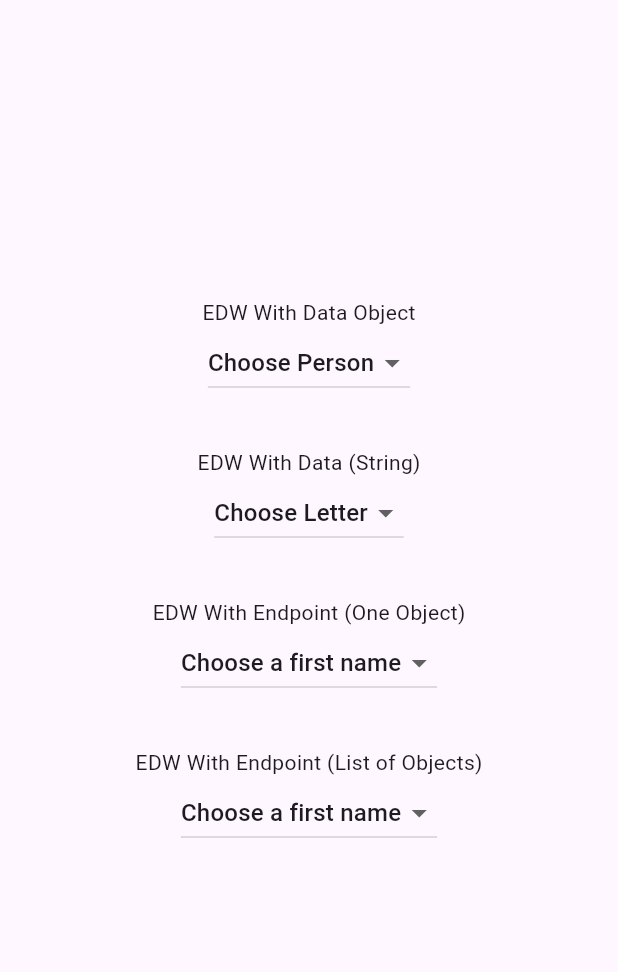
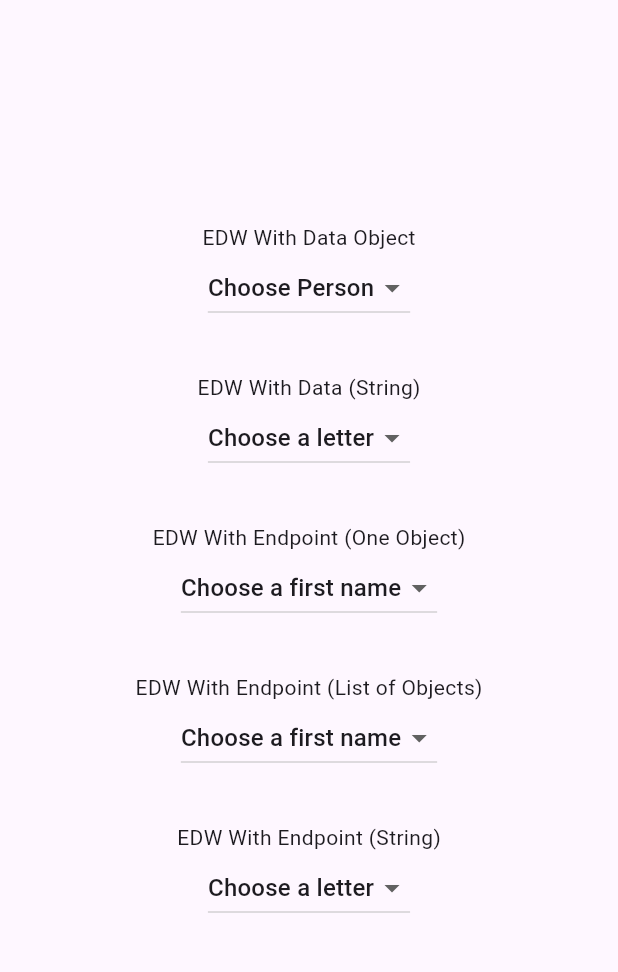
Before and after one commit to TomerPacific/enhanced_drop_down, a Flutter app: the screen it shows after launch, on a phone screen of 412 x 824 dp, the part 63-1035 px from its top. Run offline on Flutter 3.47's test engine with Material 3 defaults, Android fonts, the phone set to English and light mode, and no system bars; network calls fail.

Commit message:
EDW adding widget example with endpoint that returns an array of string elements

```diff
--- a/example/enhanced_drop_down_example/lib/constants.dart
+++ b/example/enhanced_drop_down_example/lib/constants.dart
@@ -4,11 +4,13 @@ const EDW_WITH_DATA_STRING_LABEL = "EDW With Data (String)";
 const EDW_WITH_ENDPOINT_OBJECT_LABEL = "EDW With Endpoint (One Object)";
 const EDW_WITH_ENDPOINT_OBJECT_LIST_LABEL =
     "EDW With Endpoint (List of Objects)";
+const EDW_WTH_ENDPOINT_DATA_STRING_LABEL = "EDW With Endpoint (String)";
 const FIRST_NAME_FIELD_KEY = "firstName";
 
 //Network
 const String ENDPOINT = "raw.githubusercontent.com";
 const String PATH =
-    "/TomerPacific/enhanced_drop_down/refs/heads/feature/refactor/example/enhanced_drop_down_example/";
+    "/TomerPacific/enhanced_drop_down/refs/heads/master/example/enhanced_drop_down_example/";
 const String PERSON_PATH = PATH + "person.json";
 const String PERSON_LIST_PATH = PATH + "personList.json";
+const String DATA_LIST_PATH = PATH + "dataList.json";
--- a/example/enhanced_drop_down_example/lib/main.dart
+++ b/example/enhanced_drop_down_example/lib/main.dart
@@ -57,7 +57,7 @@ class _MyHomePageState extends State<MyHomePage> {
               EnhancedDropDown.withData(
                   dropdownLabelTitle: EDW_WITH_DATA_STRING_LABEL,
                   dataSource: ["A", "B"],
-                  defaultOptionText: "Choose Letter",
+                  defaultOptionText: "Choose a letter",
                   valueReturned: (chosenValue) {
                     print("EDW the chosen value is: $chosenValue");
                   }),
@@ -77,7 +77,14 @@ class _MyHomePageState extends State<MyHomePage> {
                     print(
                         "EDW the first name of the person chosen is: $chosenValue");
                   },
-                  fieldToPresent: FIRST_NAME_FIELD_KEY)
+                  fieldToPresent: FIRST_NAME_FIELD_KEY),
+              EnhancedDropDown.withEndpoint(
+                  dropdownLabelTitle: EDW_WTH_ENDPOINT_DATA_STRING_LABEL,
+                  defaultOptionText: "Choose a letter",
+                  urlToFetchData: Uri.https(ENDPOINT, DATA_LIST_PATH),
+                  valueReturned: (chosenValue) {
+                    print("EDW the chosen value is: $chosenValue");
+                  }),
             ],
           ),
         ));
```
